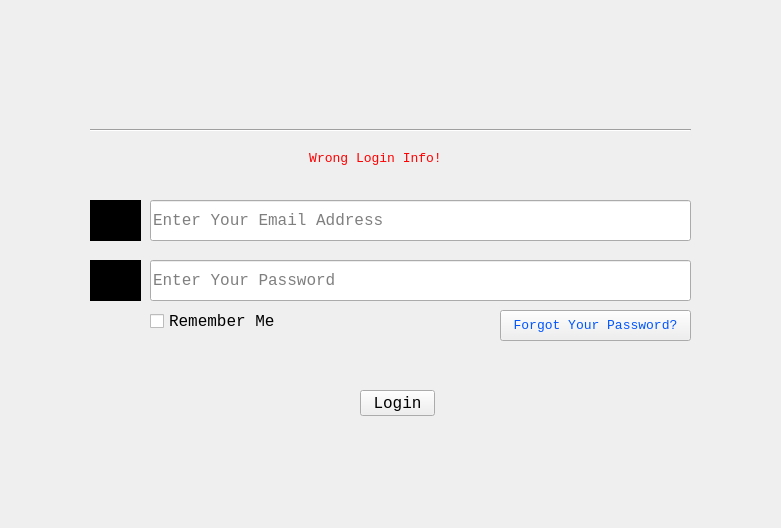
This is LoginUI.ui in ASNaeem/Simple-VCMS as Qt 5 draws it before an edit. The edited form follows.
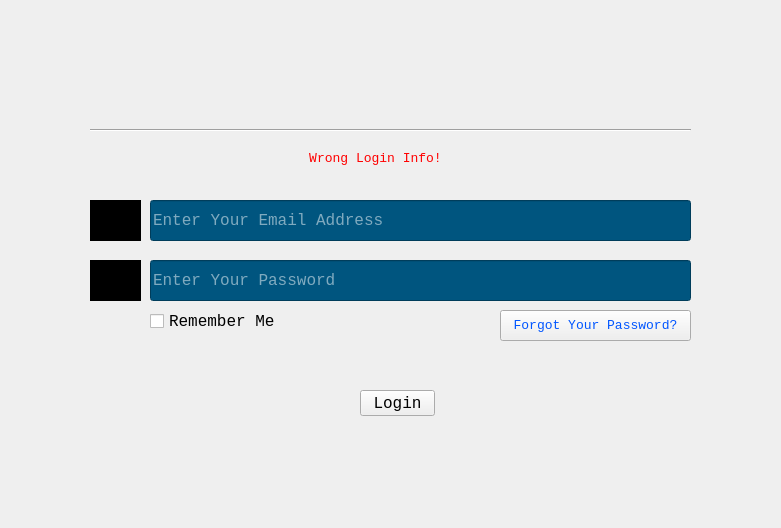
This is the edited form. Icons and pictures are not drawn.

```diff
--- a/LoginUI.ui
+++ b/LoginUI.ui
@@ -83,6 +83,10 @@
       <verstretch>0</verstretch>
      </sizepolicy>
     </property>
+    <property name="styleSheet">
+     <string notr="true">color: rgb(255, 255, 255);
+background-color: rgb(0, 85, 127);</string>
+    </property>
     <property name="placeholderText">
      <string>Enter Your Email Address</string>
     </property>
@@ -108,6 +112,10 @@
       <verstretch>0</verstretch>
      </sizepolicy>
     </property>
+    <property name="styleSheet">
+     <string notr="true">color: rgb(255, 255, 255);
+background-color: rgb(0, 85, 127);</string>
+    </property>
     <property name="echoMode">
      <enum>QLineEdit::Password</enum>
     </property>
```
